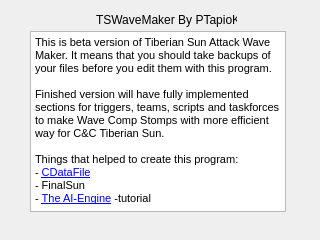
Above: src/infodialog.ui from PTapioK/TSWaveMaker before the change. Below: the same form after it.
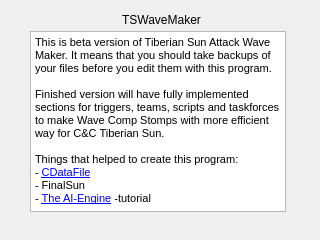
That is the form after the change.

Commit message: Some GUI fine tuning and fixed some compiler warnings.

Diff of the .ui file:
```diff
--- a/src/infodialog.ui
+++ b/src/infodialog.ui
@@ -64,14 +64,17 @@
   <widget class="QLabel" name="label">
    <property name="geometry">
     <rect>
-     <x>96</x>
+     <x>36</x>
      <y>10</y>
-     <width>141</width>
+     <width>251</width>
      <height>20</height>
     </rect>
    </property>
    <property name="text">
-    <string>TSWaveMaker By PTapioK</string>
+    <string>TSWaveMaker</string>
+   </property>
+   <property name="alignment">
+    <set>Qt::AlignCenter</set>
    </property>
   </widget>
  </widget>
```
Left out of the diff: 2 changed lines with no effect on the pictures. The commit also changes 7 other files.
